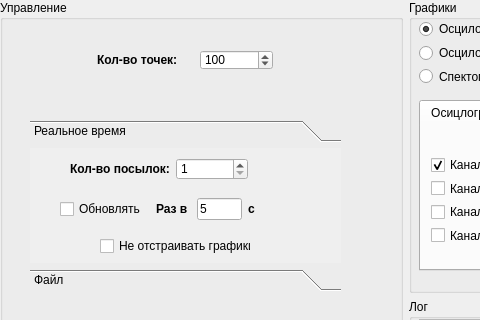
Above: mw.ui from lolizz00/ETH_IQ before the change; both pictures show x 0 to 480 and y 0 to 320 of the 800 by 600 pixel window. Below: the same form after it.
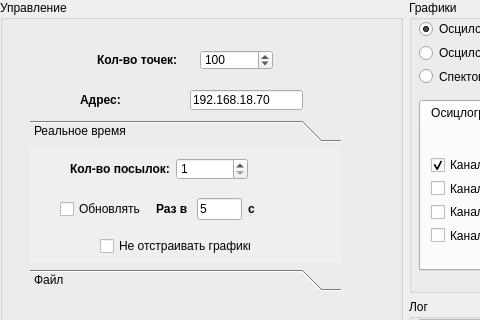
That is the form after the change.

```diff
--- a/mw.ui
+++ b/mw.ui
@@ -322,6 +322,38 @@
          <string>Кол-во точек:</string>
         </property>
        </widget>
+       <widget class="QLineEdit" name="addrLineEdit">
+        <property name="geometry">
+         <rect>
+          <x>190</x>
+          <y>90</y>
+          <width>113</width>
+          <height>20</height>
+         </rect>
+        </property>
+        <property name="text">
+         <string>192.168.18.70</string>
+        </property>
+       </widget>
+       <widget class="QLabel" name="label_11">
+        <property name="geometry">
+         <rect>
+          <x>80</x>
+          <y>90</y>
+          <width>97</width>
+          <height>20</height>
+         </rect>
+        </property>
+        <property name="font">
+         <font>
+          <weight>75</weight>
+          <bold>true</bold>
+         </font>
+        </property>
+        <property name="text">
+         <string>Адрес:</string>
+        </property>
+       </widget>
       </widget>
      </item>
      <item row="1" column="1">
```
